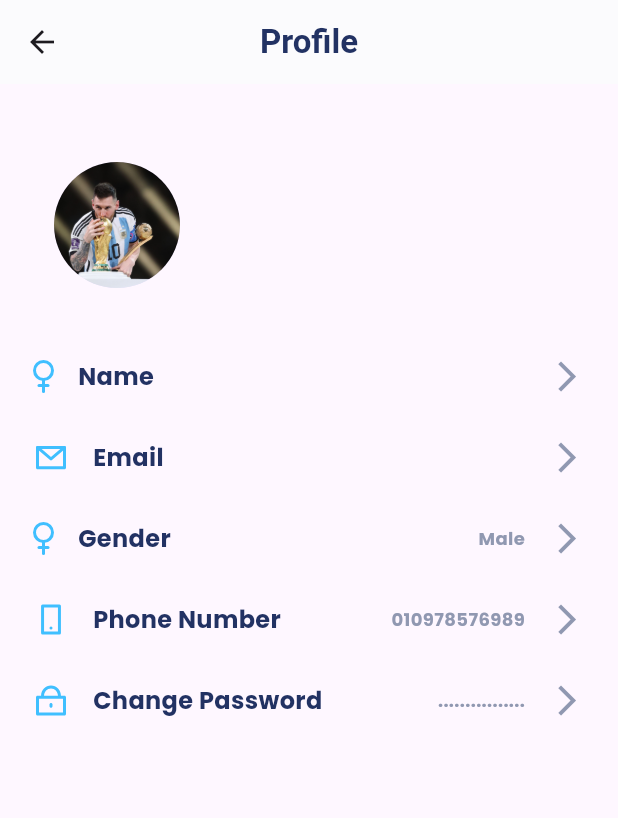
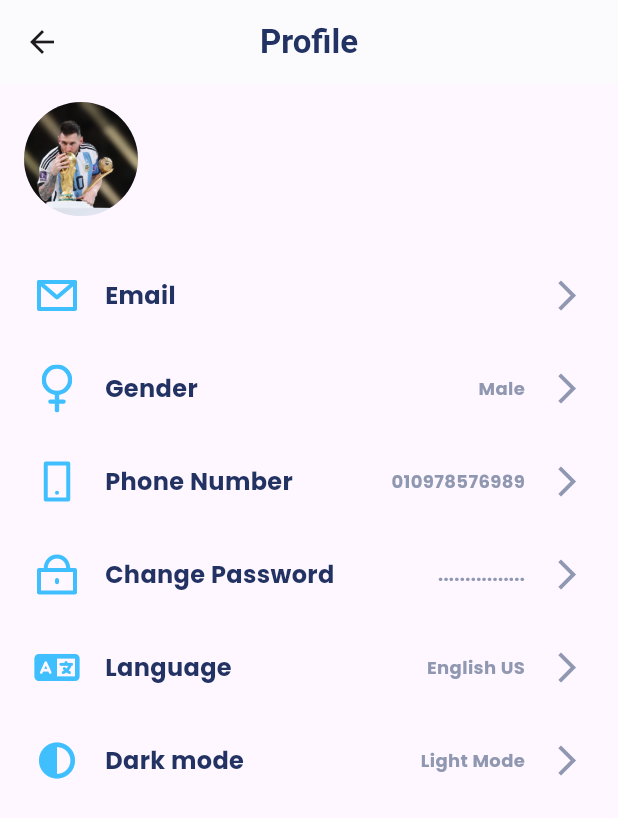
Before and after one commit to GeorgeEhab22/E_commerce, a Flutter app: the MyAccount screen opened directly, on a phone screen of 412 x 824 dp. Shown: the top 818 px of the screen. Run offline on Flutter 3.47's test engine with Material 3 defaults, Android fonts, the phone set to English and light mode, and no system bars; our stand-ins replace another_flutter_splash_screen, bloc, cached_network_image, curved_navigation_bar, device_preview, dio and 7 more; accounts and stored records are empty; network calls fail.

Commit message:
Refactor product handling and UI components for improved functionality and consistency.
- Moved product model from `lib/api/products.dart` to `lib/models/products.dart` for better organization and consistency with project structure.
- Updated references to the product model across the project, including in `lib/api/services.dart`, `lib/cubits/getProducts_cubit.dart`, and `lib/screens/details_screen.dart`.
- Integrated `cached_network_image` package for efficient image loading in product thumbnails and details screens.
- Enhanced UI components to dynamically display product information, including titles, prices, ratings, and descriptions.
- Added support for displaying discount percentages in product listings and details.
- Improved profile view layout and added new profile settings options for language and dark mode.
- Updated dependencies to include `cached_network_image`, `path_provider`, and `sqflite` for enhanced functionality and performance.

This refactor aims to improve the user experience by ensuring that product information is displayed accurately and efficiently, while also enhancing the maintainability and scalability of the codebase.

```diff
--- a/lib/api/products.dart
+++ /dev/null
@@ -1,22 +0,0 @@
-class Products {
-  final String title;
-  final String description;
-  final String price;
-  final String rating;
-  final String thumbnail;
-//https://cdn.dummyjson.com/products/images/beauty/Essence%20Mascara%20Lash%20Princess/thumbnail.png
-  Products(
-      {required this.description,
-      required this.price,
-      required this.rating,
-      required this.thumbnail,
-      required this.title});
-  factory Products.fromjson(json) {
-    return Products(
-        description: json['description'] ?? 'no description here',
-        price: json['price'].toString(),
-        rating: json['rating'].toString(),
-        thumbnail: json['thumbnail'] ?? 'no thumbnail here',
-        title: json['title'] ?? "no title here");
-  }
-}
--- a/lib/cubits/getProducts_cubit.dart
+++ b/lib/cubits/getProducts_cubit.dart
@@ -1,5 +1,5 @@
 import 'package:e_commerce/api/apiConstants.dart';
-import 'package:e_commerce/api/products.dart';
+import 'package:e_commerce/models/products.dart';
 import 'package:meta/meta.dart';
 import 'package:bloc/bloc.dart';
 import '../api/Services.dart';
@@ -12,8 +12,8 @@ class GetProductsCubit extends Cubit<GetProductsState> {
   getProducts() async {
     emit(GetProductsLoading());
     try {
-      List<Products> products = await Services().getData(
-          path: ApiConstants.baseUrl+ApiConstants.endPoint );
+      List<Products> products = await Services()
+          .getData(path: ApiConstants.baseUrl + ApiConstants.endPoint);
 
       emit(GetProductsSuccess(productsList: products));
     } catch (e) {
--- /dev/null
+++ b/lib/models/products.dart
@@ -0,0 +1,26 @@
+class Products {
+  final String? title;
+  final String? description;
+  final String? price;
+  final String? rating;
+  final String? thumbnail;
+  final String? discountPercentage;
+  Products({
+    required this.description,
+    required this.price,
+    required this.rating,
+    required this.thumbnail,
+    required this.title,
+    this.discountPercentage,
+  });
+  factory Products.fromjson(json) {
+    return Products(
+      description: json['description'] ?? 'no description here',
+      price: json['price'].toString(),
+      rating: json['rating'].toString(),
+      thumbnail: json['thumbnail'] ?? 'no thumbnail here',
+      title: json['title'] ?? "no title here",
+      discountPercentage: json['discountPercentage'].toString(),
+    );
+  }
+}
--- a/lib/widgets/custom_common_header.dart
+++ b/lib/widgets/custom_common_header.dart
@@ -9,6 +9,7 @@ class CustomCommonHeader extends StatelessWidget {
   @override
   Widget build(BuildContext context) {
     return Row(
+      crossAxisAlignment: CrossAxisAlignment.start,
       children: [
         InkWell(
           borderRadius: BorderRadius.circular(
--- a/lib/widgets/custom_profile_view_body.dart
+++ b/lib/widgets/custom_profile_view_body.dart
@@ -3,6 +3,7 @@ import 'package:e_commerce/helpers/assets.dart';
 import 'package:e_commerce/widgets/custom_profiile_item.dart';
 import 'package:flutter/material.dart';
 import 'package:flutter_svg/flutter_svg.dart';
+import 'package:font_awesome_flutter/font_awesome_flutter.dart';
 
 class CustomProfileViewBody extends StatelessWidget {
   const CustomProfileViewBody({
@@ -20,16 +21,16 @@ class CustomProfileViewBody extends StatelessWidget {
       crossAxisAlignment: CrossAxisAlignment.start,
       children: [
         const SizedBox(
-          height: 52, // Responsive height
+          height: 12, // Responsive height
         ),
         Row(
           children: [
             const Padding(
               padding: EdgeInsets.only(
-                left: 36,
+                left: 16,
               ), // Responsive padding
               child: CircleAvatar(
-                radius: 42, // Responsive radius
+                radius: 38, // Responsive radius
                 backgroundImage: AssetImage("assets/images/Messi.jpg"),
               ),
             ),
@@ -60,53 +61,85 @@ class CustomProfileViewBody extends StatelessWidget {
           ],
         ),
         const SizedBox(
-          height: 32,
+          height: 22,
         ),
         CustomProfileItem(
-          leading: Center(
-            child: SvgPicture.asset(
-              Assets.imagesGender,
-            ),
-          ),
-          titel: 'Name',
-          trailingText: displayName,
-        ),
-        CustomProfileItem(
-          leading: Center(
+          leading: SizedBox(
+            width: 32,
+            child: AspectRatio(
+              aspectRatio: 1,
               child: SvgPicture.asset(
                 Assets.imagesEmail,
+              ),
             ),
           ),
           titel: 'Email',
           trailingText: email,
         ),
         CustomProfileItem(
-          leading: Center(
+          leading: SizedBox(
+            width: 32,
+            child: AspectRatio(
+              aspectRatio: 1,
               child: SvgPicture.asset(
                 Assets.imagesGender,
+              ),
             ),
           ),
           titel: 'Gender',
           trailingText: 'Male',
         ),
         CustomProfileItem(
-          leading: Center(
+          leading: SizedBox(
+            width: 32,
+            child: AspectRatio(
+              aspectRatio: 1,
               child: SvgPicture.asset(
                 Assets.imagesPhone,
+              ),
             ),
           ),
           titel: 'Phone Number',
           trailingText: '010978576989',
         ),
         CustomProfileItem(
-          leading: Center(
+          leading: SizedBox(
+            width: 32,
+            child: AspectRatio(
+              aspectRatio: 1,
               child: SvgPicture.asset(
                 Assets.imagesPassword,
+              ),
             ),
           ),
           titel: 'Change Password',
           trailingText: '................',
         ),
+        const CustomProfileItem(
+          leading: SizedBox(
+            width: 32,
+            child: AspectRatio(
+              aspectRatio: 1,
+              child: Icon(FontAwesomeIcons.language, color: kN40),
+            ),
+          ),
+          titel: 'Language',
+          trailingText: 'English US',
+        ),
+        const CustomProfileItem(
+          leading: SizedBox(
+            width: 32,
+            child: AspectRatio(
+              aspectRatio: 1,
+              child: Icon(
+                FontAwesomeIcons.circleHalfStroke,
+                color: kN40,
+              ),
+            ),
+          ),
+          titel: 'Dark mode',
+          trailingText: 'Light Mode',
+        ),
       ],
     );
   }
--- a/lib/widgets/favorite_item.dart
+++ b/lib/widgets/favorite_item.dart
@@ -61,6 +61,7 @@ class FavoriteItem extends StatelessWidget {
             ),
             const CustomPriceRow(
               fontSize: 12,
+              product: null,
             ),
             const SizedBox(
               height: 8,
--- a/pubspec.yaml
+++ b/pubspec.yaml
@@ -29,6 +29,7 @@ environment:
 # versions available, run `flutter pub outdated`.
 dependencies:
   another_flutter_splash_screen: ^1.2.1
+  cached_network_image: ^3.4.0
   cupertino_icons: ^1.0.8
   curved_navigation_bar: ^1.0.6
   device_preview: ^1.2.0
```
Also changed, not shown: lib/api/services.dart (+6 -5 lines), lib/screens/details_screen.dart (+7 -4 lines), lib/widgets/custom_details_screen_header.dart (+9 -2 lines), lib/widgets/custom_price_row.dart (+20 -5 lines), lib/widgets/details_screen_body.dart (+18 -7 lines), lib/widgets/details_screen_bottom_section.dart (+7 -3 lines), lib/widgets/details_screen_middle_dection.dart (+9 -5 lines), lib/widgets/details_sreen_top_section.dart (+11 -7 lines), lib/widgets/home_view_body.dart (+37 -16 lines), pubspec.lock, 1 other file. Lines whose indentation alone changed are shown as unchanged.
